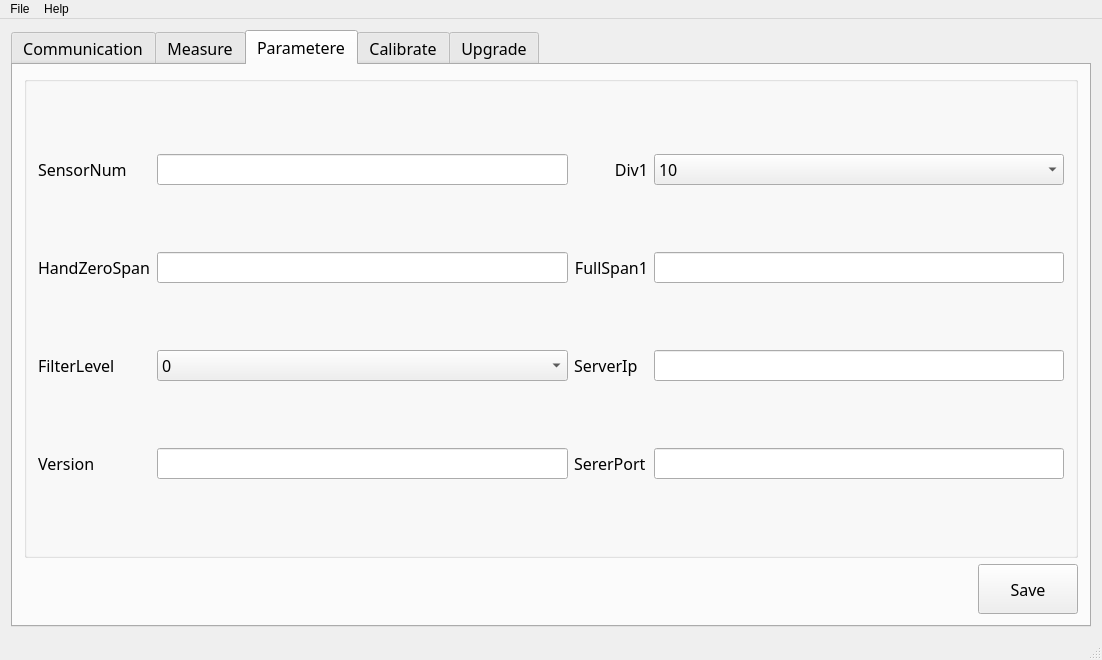
Old version of the form mainwindow.ui in the repository byteman/WFace.
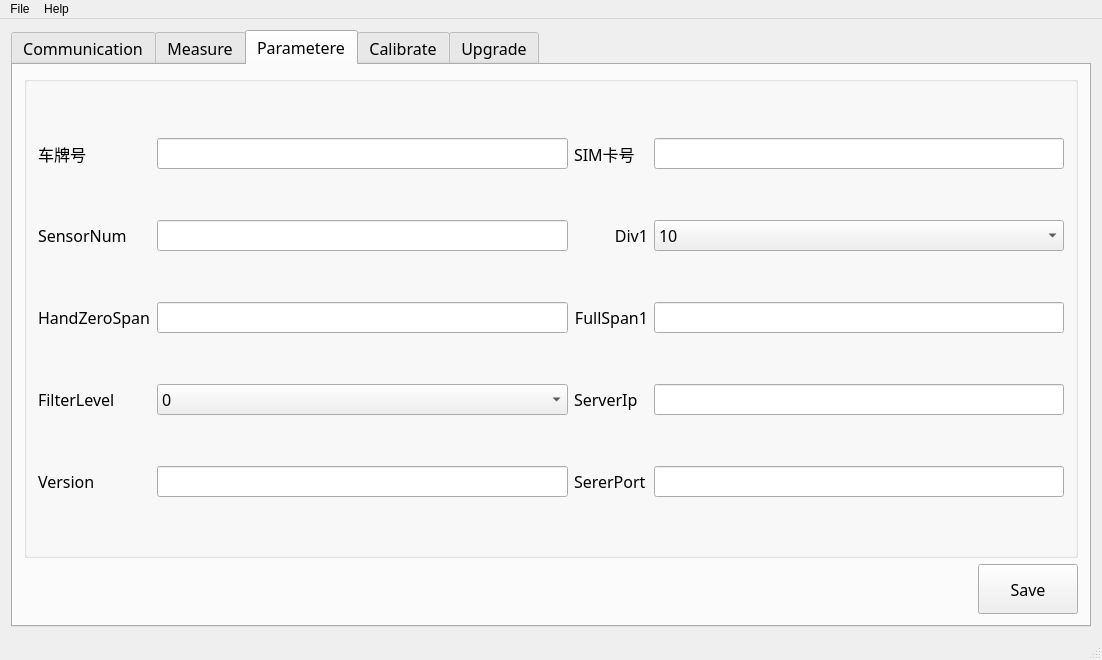
New version of the form.

```diff
--- a/mainwindow.ui
+++ b/mainwindow.ui
@@ -724,7 +724,7 @@
            <string/>
           </property>
           <layout class="QGridLayout" name="gridLayout_2">
-           <item row="0" column="0">
+           <item row="1" column="0">
             <widget class="QLabel" name="label_2">
              <property name="sizePolicy">
               <sizepolicy hsizetype="Preferred" vsizetype="Fixed">
@@ -737,10 +737,10 @@
              </property>
             </widget>
            </item>
-           <item row="0" column="1">
+           <item row="1" column="1">
             <widget class="QLineEdit" name="edtSensorNum"/>
            </item>
-           <item row="2" column="0">
+           <item row="3" column="0">
             <widget class="QLabel" name="label_11">
              <property name="sizePolicy">
               <sizepolicy hsizetype="Preferred" vsizetype="Fixed">
@@ -753,13 +753,13 @@
              </property>
             </widget>
            </item>
-           <item row="1" column="5">
-            <widget class="QLineEdit" name="edtFullHigh"/>
-           </item>
            <item row="2" column="5">
+            <widget class="QLineEdit" name="edtFullHigh"/>
+           </item>
+           <item row="3" column="5">
             <widget class="QLineEdit" name="edtZeroSpan"/>
            </item>
-           <item row="0" column="5">
+           <item row="1" column="5">
             <widget class="QComboBox" name="cbxDivHigh">
              <item>
               <property name="text">
@@ -783,7 +783,7 @@
              </item>
             </widget>
            </item>
-           <item row="1" column="0">
+           <item row="2" column="0">
             <widget class="QLabel" name="label_3">
              <property name="sizePolicy">
               <sizepolicy hsizetype="Preferred" vsizetype="Fixed">
@@ -796,10 +796,10 @@
              </property>
             </widget>
            </item>
-           <item row="1" column="1">
+           <item row="2" column="1">
             <widget class="QLineEdit" name="edtHandZeroSpan"/>
            </item>
-           <item row="2" column="4">
+           <item row="3" column="4">
             <widget class="QLabel" name="label_4">
              <property name="sizePolicy">
               <sizepolicy hsizetype="Preferred" vsizetype="Fixed">
@@ -812,7 +812,7 @@
              </property>
             </widget>
            </item>
-           <item row="2" column="1">
+           <item row="3" column="1">
             <widget class="QComboBox" name="cbxFilterLvl">
              <item>
               <property name="text">
@@ -846,17 +846,17 @@
              </item>
             </widget>
            </item>
-           <item row="3" column="5">
+           <item row="4" column="5">
             <widget class="QLineEdit" name="edtServerPort"/>
            </item>
-           <item row="3" column="4">
+           <item row="4" column="4">
             <widget class="QLabel" name="label_6">
              <property name="text">
               <string>SererPort</string>
              </property>
             </widget>
            </item>
-           <item row="1" column="4">
+           <item row="2" column="4">
             <widget class="QLabel" name="label_5">
              <property name="sizePolicy">
               <sizepolicy hsizetype="Preferred" vsizetype="Fixed">
@@ -872,7 +872,7 @@
              </property>
             </widget>
            </item>
-           <item row="0" column="4">
+           <item row="1" column="4">
             <widget class="QLabel" name="label_8">
              <property name="sizePolicy">
               <sizepolicy hsizetype="Preferred" vsizetype="Fixed">
@@ -888,14 +888,14 @@
              </property>
             </widget>
            </item>
-           <item row="3" column="1">
+           <item row="4" column="1">
             <widget class="QLineEdit" name="edtVersion">
              <property name="readOnly">
               <bool>true</bool>
              </property>
             </widget>
            </item>
-           <item row="3" column="0">
+           <item row="4" column="0">
             <widget class="QLabel" name="label_16">
              <property name="sizePolicy">
               <sizepolicy hsizetype="Preferred" vsizetype="Fixed">
@@ -908,6 +908,26 @@
              </property>
             </widget>
            </item>
+           <item row="0" column="0">
+            <widget class="QLabel" name="label_7">
+             <property name="text">
+              <string>车牌号</string>
+             </property>
+            </widget>
+           </item>
+           <item row="0" column="1">
+            <widget class="QLineEdit" name="lineEdit"/>
+           </item>
+           <item row="0" column="4">
+            <widget class="QLabel" name="label_9">
+             <property name="text">
+              <string>SIM卡号</string>
+             </property>
+            </widget>
+           </item>
+           <item row="0" column="5">
+            <widget class="QLineEdit" name="lineEdit_2"/>
+           </item>
           </layout>
          </widget>
         </item>
```
